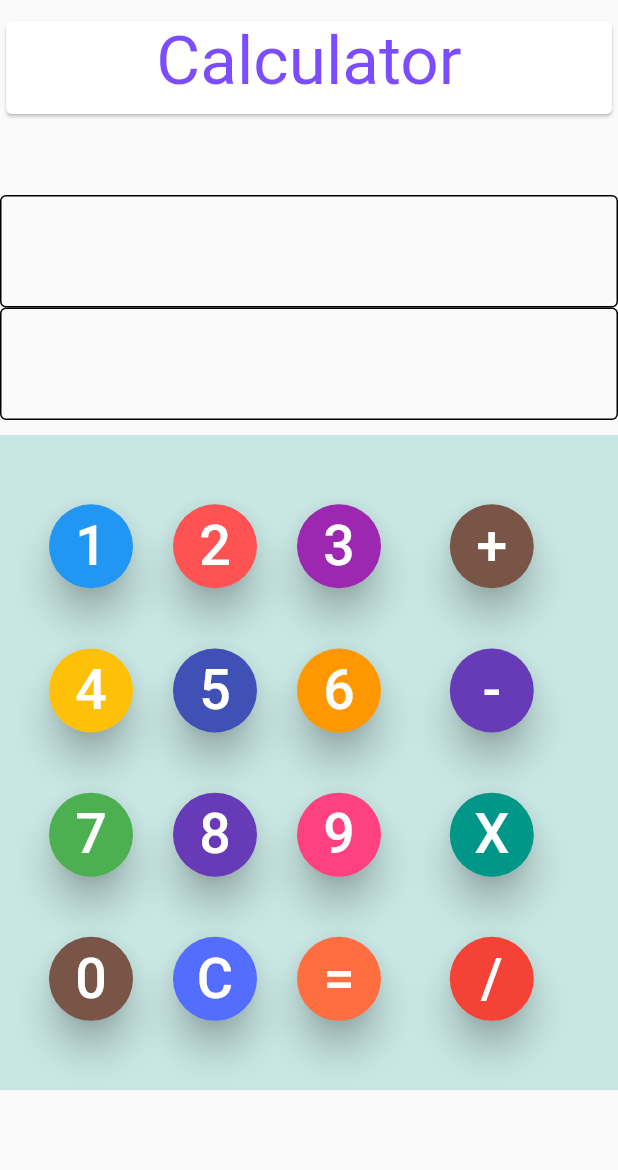
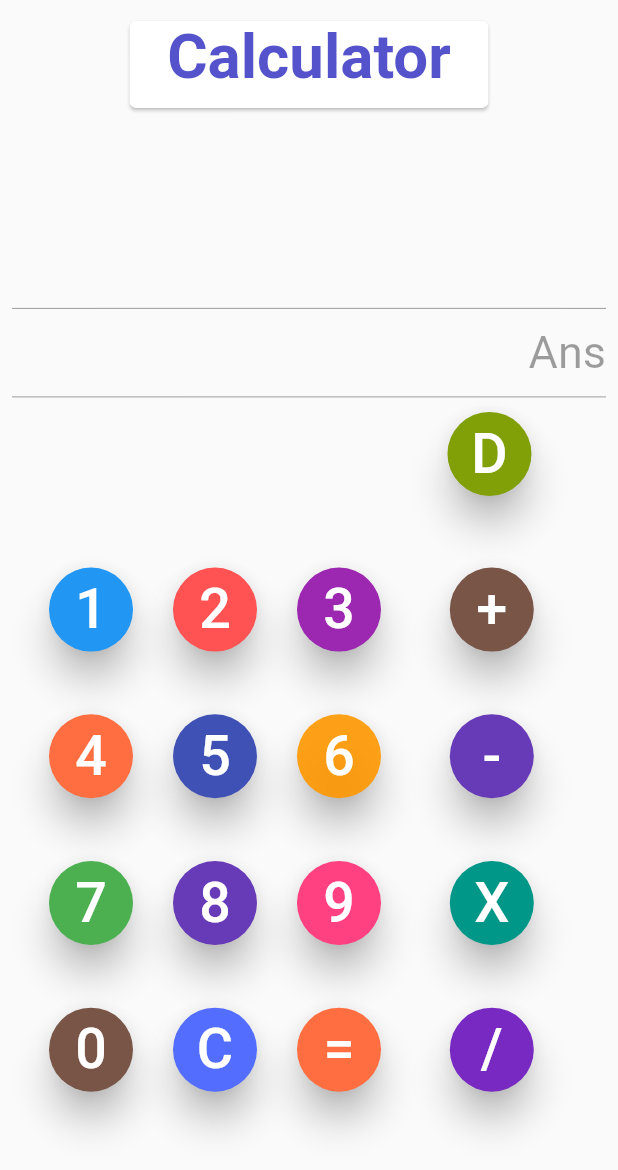
Before and after one commit to pauljayanta17/simple_calculator, a Flutter app: the screen it shows after launch, on a phone screen of 412 x 824 dp. Shown: the top 1170 px of the screen. Run offline on Flutter 3.47's test engine with Material 2 defaults, Android fonts, the phone set to English and light mode, and no system bars; our stand-ins replace google_fonts; Roboto replaces fonts that are missing (Sail).

Commit message:
Theme Changed and Function Improved

```diff
--- a/lib/buttonWidgets.dart
+++ b/lib/buttonWidgets.dart
@@ -16,8 +16,10 @@ class _ButtonWidgetsState extends State<ButtonWidgets> {
     return FloatingActionButton(
       child: Text(
         this.widget.text,
+
         style: TextStyle(
           fontSize: this.widget.size.height*0.045,
+          color: Colors.white
         ),
       ),
       elevation: 10.0,
--- a/lib/calculator_UI.dart
+++ b/lib/calculator_UI.dart
@@ -1,6 +1,9 @@
 import 'package:calculator/buttonWidgets.dart';
 import 'package:calculator/calculator_functions.dart';
+import 'package:flutter/cupertino.dart';
 import 'package:flutter/material.dart';
+import 'package:flutter/widgets.dart';
+import 'package:google_fonts/google_fonts.dart';
 import 'const.dart';
 
 class CalculatorUIPage extends StatefulWidget {
@@ -16,16 +19,6 @@ class _CalculatorUIPageState extends State<CalculatorUIPage> {
     Size size = MediaQuery.of(context).size;
     return SafeArea(
       child: Scaffold(
-        // appBar: AppBar(
-        //   title: Text("Welcome"),
-        //   centerTitle: true,
-        //   backgroundColor: Colors.indigo,
-        //   automaticallyImplyLeading: false,
-        //   elevation: 10.0,
-        //   shape: RoundedRectangleBorder(
-        //     borderRadius: BorderRadius.circular(20),
-        //   ),
-        // ),
         body: SingleChildScrollView(
           scrollDirection: Axis.vertical,
           child: SingleChildScrollView(
@@ -44,48 +37,68 @@ class _CalculatorUIPageState extends State<CalculatorUIPage> {
                           mainAxisAlignment: MainAxisAlignment.end,
                           children: <Widget>[
                             Container(
-                              height: 70,
-                              width: size.width,
+                              height: size.height*0.08,
+                              width: size.width*0.6,
                               // color: Colors.indigo,
                               child: Card(
                                 color: Colors.white,
                                 child: Text(
                                   "Calculator",
                                   textAlign: TextAlign.center,
-                                  style: TextStyle(
-                                      fontSize: 45,
-                                      color: Colors.deepPurpleAccent),
+                                  style: GoogleFonts.sail(
+                                      fontSize: size.height*0.05,
+                                      fontWeight: FontWeight.bold,
+                                      color: Color.fromRGBO( 85, 83, 203 ,1)),
                                 ),
                               ),
                             ),
                             SizedBox(
-                              height: 50,
+                              height: size.height*0.07,
                             ),
-                            TextField(
-                              enabled: false,
-                              decoration: InputDecoration(
-                                disabledBorder: OutlineInputBorder(),
+                            Container(
+                              padding: EdgeInsets.symmetric(horizontal: 8),
+                              child: TextField(
+                                decoration: InputDecoration(
+                                  enabled: false,
+                                ),
+                                textAlign: TextAlign.right,
+                                readOnly: true,
+                                controller: finalcontroller,
+                                style: GoogleFonts.roboto(fontSize: size.height*0.05,letterSpacing: 2.0),
                               ),
-                              controller: finalcontroller,
-                              style: TextStyle(fontSize: 30),
                             ),
-                            TextField(
-                              enabled: false,
-                              decoration: InputDecoration(
-                                disabledBorder: OutlineInputBorder(),
+                            Container(
+                              padding: EdgeInsets.symmetric(horizontal: 8),
+                              child: TextField(
+                                decoration: InputDecoration(
+                                  enabled: false,
+                                  hintText: "Ans"
+                                ),
+                              readOnly: true,
+                                 textAlign: TextAlign.right,
+                                controller: controller,
+                                onChanged: (val) {},
+                                style: TextStyle(fontSize: 30),
                               ),
-                              textDirection: TextDirection.ltr,
-                              controller: controller,
-                              onChanged: (val) {},
-                              style: TextStyle(fontSize: 30),
                             ),
                           ],
                         ),
                       ),
+                          Align(
+                            alignment: Alignment.topRight,
+                            child: Container(
+                               margin: EdgeInsets.only(right: size.width*0.14),
+                              child: ButtonWidgets(text: "D", size: size, color: Color.fromRGBO( 129, 159, 7 ,1)
+                              ,onPressed: (){
+                                DigitPrint("D");
+                              },
+                              ),
+                            ),
+                          ),
 
                       Container(
-                          color: Colors.teal.withOpacity(0.2),
-                          height: MediaQuery.of(context).size.height * 0.53,
+                          // color: Colors.teal.withOpacity(0.2),
+                          height: MediaQuery.of(context).size.height * 0.54,
                           width: MediaQuery.of(context).size.width,
                           child: Row(
                             children: <Widget>[
@@ -133,7 +146,7 @@ class _CalculatorUIPageState extends State<CalculatorUIPage> {
                                           ButtonWidgets(
                                             size: size,
                                             text: "4",
-                                            color: Colors.amber,
+                                            color: Colors.deepOrangeAccent,
                                             onPressed: () {
                                               DigitPrint("4");
                                             },
@@ -149,7 +162,7 @@ class _CalculatorUIPageState extends State<CalculatorUIPage> {
                                           ButtonWidgets(
                                             size: size,
                                             text: "6",
-                                            color: Colors.orange,
+                                            color: Colors.orange.withOpacity(0.9),
                                             onPressed: () {
                                               DigitPrint("6");
                                             },
@@ -253,7 +266,7 @@ class _CalculatorUIPageState extends State<CalculatorUIPage> {
                                     ButtonWidgets(
                                       size: size,
                                       text: "/",
-                                      color: Colors.red,
+                                      color: Color.fromRGBO(  119, 41, 193  ,2),
                                       onPressed: () {
                                         DigitPrint("/");
                                       },
--- a/lib/const.dart
+++ b/lib/const.dart
@@ -2,8 +2,11 @@ import 'package:flutter/material.dart';
 TextEditingController controller = TextEditingController();
 TextEditingController finalcontroller = TextEditingController();
 String  memory="C",temp="",pre="",s1="",exp;
-// List<String> operators = ["+","-","x","/"];
+bool isFirst=true;
+List<String> operators = ["+","-","x","/"];
 List<String> all=[];
 double number=0, totalno=0, ans = 0,ansmul = 1;
 int i=0;
 int count=0;
+//For Delete digit or operator
+String tempStr;
--- a/lib/main.dart
+++ b/lib/main.dart
@@ -27,6 +27,7 @@ class _mycalculatorState extends State<mycalculator> {
   @override
   Widget build(BuildContext context) {
     return MaterialApp(
+      darkTheme: ThemeData.dark(),
       debugShowCheckedModeBanner: false,
       home: CalculatorUIPage()
     );
--- a/pubspec.yaml
+++ b/pubspec.yaml
@@ -19,6 +19,7 @@ environment:
 dependencies:
   flutter:
     sdk: flutter
+  google_fonts:
 
   # The following adds the Cupertino Icons font to your application.
   # Use with the CupertinoIcons class for iOS style icons.
```
Also changed, not shown: function.txt (deleted, +0 -78 lines), lib/calculator_functions.dart (+9 -3 lines), pubspec.lock.
